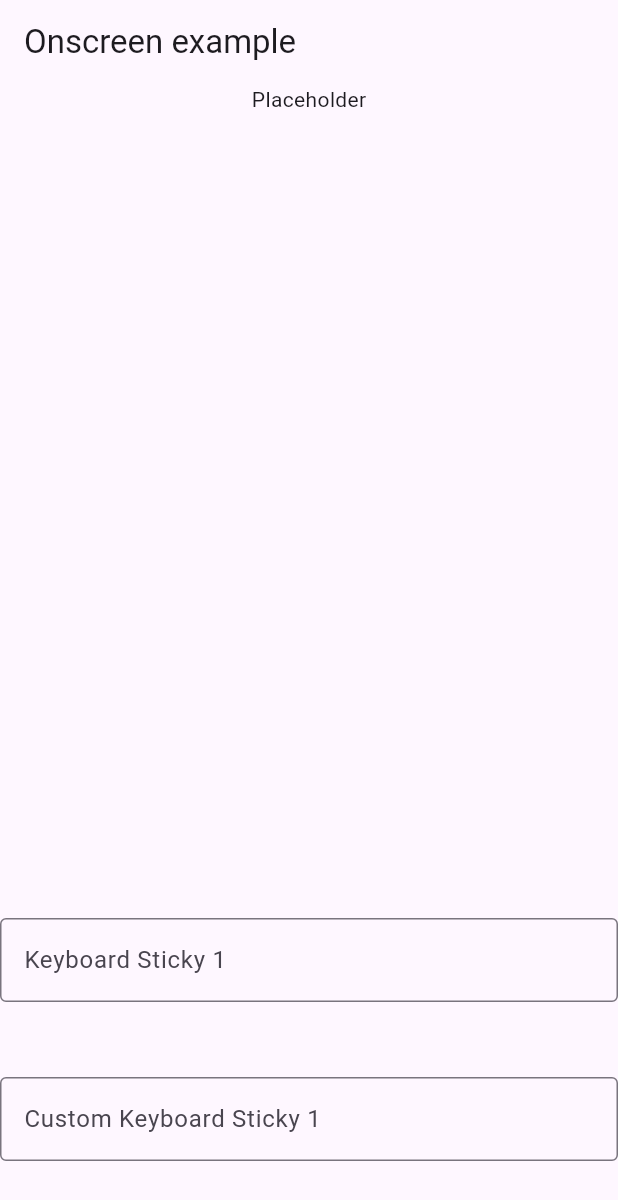
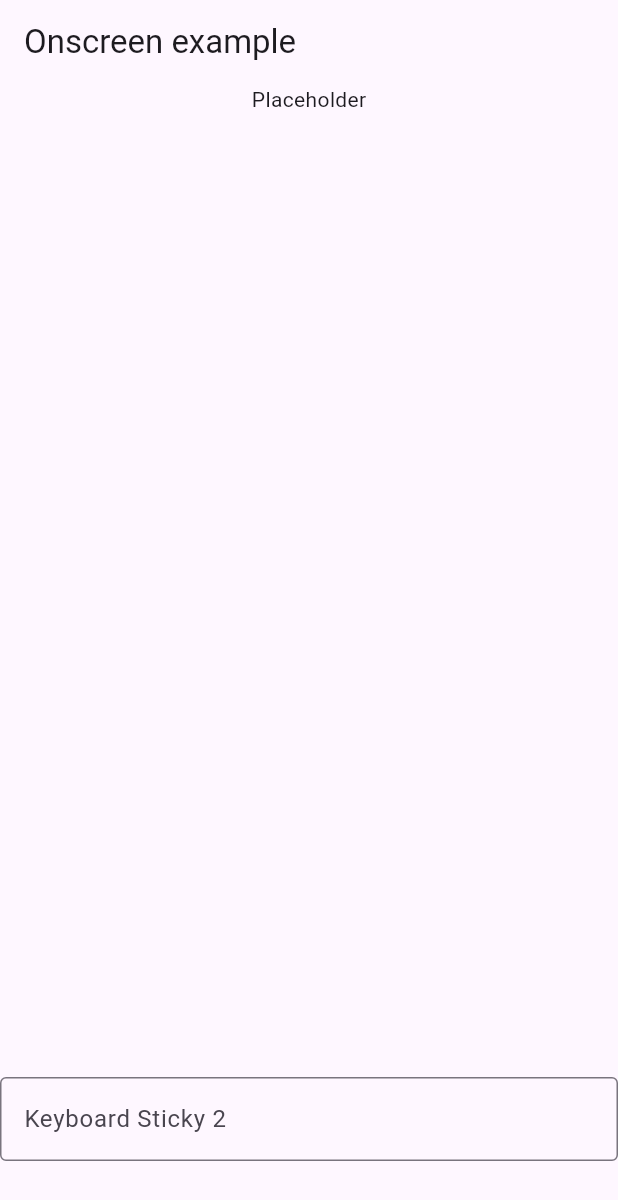
Before and after one commit to SimonWang9610/flutter-tips, a Flutter app: the screen it shows after launch, on a phone screen of 412 x 824 dp. Shown: the top 1200 px of the screen. Run offline on Flutter 3.47's test engine with Material 3 defaults, Android fonts, the phone set to English and light mode, and no system bars; our stand-ins replace go_router; missing offline and left inert: positioned_scroll_observer.

Commit message:
fix: keyboard sticky in a scrollable parent

```diff
--- a/lib/attachable_text_field/example.dart
+++ b/lib/attachable_text_field/example.dart
@@ -27,48 +27,24 @@ class _AttachableTextFieldExampleState
 
   @override
   Widget build(BuildContext context) {
+    return Scaffold(
+      resizeToAvoidBottomInset: true,
+      body: _buildColumn(),
+    );
+  }
+
+  Widget _buildColumn() {
     return Column(
       children: [
         const Text("Placeholder"),
         const Spacer(),
-        const SizedBox(
-          height: 50,
-        ),
-        KeyboardSticky.field(
-          builder: (_, controller, focusNode) => TextField(
-            controller: controller,
-            focusNode: focusNode,
-            onTapOutside: (_) => focusNode.unfocus(),
-            decoration: const InputDecoration(
-              labelText: "Keyboard Sticky 1",
-              border: OutlineInputBorder(),
-            ),
-          ),
-          floatingBuilder: (context, controller, focusNode) {
-            return Material(
-              child: InputDecorator(
-                decoration: const InputDecoration(
-                  labelText: "Floating 1",
-                  border: OutlineInputBorder(),
-                ),
-                child: ValueListenableBuilder(
-                  valueListenable: controller,
-                  builder: (_, value, child) {
-                    return Text(controller.text);
-                  },
-                ),
-              ),
-            );
-          },
-        ),
-        const SizedBox(
-          height: 50,
-        ),
-
+        // const SizedBox(
+        //   height: 400,
+        // ),
         KeyboardSticky.field(
           controller: _controller,
           focusNode: _focusNode,
-          builder: (_, controller, focusNode) {
+          builder: (inner, controller, focusNode) {
             return TextField(
               controller: controller,
               focusNode: focusNode,
@@ -76,12 +52,12 @@ class _AttachableTextFieldExampleState
                 focusNode.unfocus();
               },
               decoration: const InputDecoration(
-                labelText: "Custom Keyboard Sticky 1",
+                labelText: "Keyboard Sticky 2",
                 border: OutlineInputBorder(),
               ),
             );
           },
-          floatingBuilder: (_, controller, focusNode) {
+          floatingBuilder: (inner, controller, focusNode) {
             return TextField(
               controller: controller,
               focusNode: focusNode,
@@ -89,24 +65,12 @@ class _AttachableTextFieldExampleState
                 focusNode.unfocus();
               },
               decoration: const InputDecoration(
-                labelText: "Custom Floating 1",
+                labelText: "Floating 2",
                 border: OutlineInputBorder(),
               ),
             );
           },
         ),
-
-        // KeyboardSticky.field(
-        //   builder: (_, controller, focusNode) => TextField(
-        //     controller: controller,
-        //     focusNode: focusNode,
-        //     onTapOutside: (_) => focusNode.unfocus(),
-        //     decoration: const InputDecoration(
-        //       labelText: "Keyboard Sticky 2",
-        //       border: OutlineInputBorder(),
-        //     ),
-        //   ),
-        // ),
         const SizedBox(
           height: 50,
         ),
--- a/lib/main.dart
+++ b/lib/main.dart
@@ -40,7 +40,7 @@ class _MyHomePageState extends State<MyHomePage> {
   @override
   Widget build(BuildContext context) {
     return Scaffold(
-      resizeToAvoidBottomInset: true,
+      resizeToAvoidBottomInset: false,
       appBar: AppBar(
         // Here we take the value from the MyHomePage object that was created by
         // the App.build method, and use it to set our appbar title.
```
Also changed, not shown: lib/attachable_text_field/keyboard_sticky.dart (+66 -4 lines).
